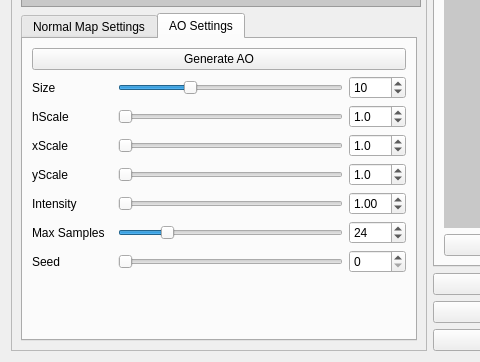
First picture: the form in normalgen_gui/normalgenui.ui, repository MagicRedDeer/NormalGen, before the edit; both pictures show x 0 to 480 and y 442 to 804 of the 974 by 804 pixel window.
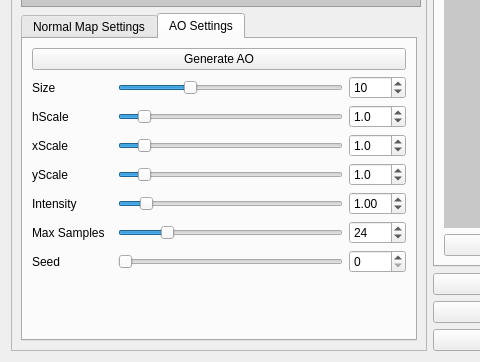
Second picture: the form after the edit.

Commit message: Sliders connected and saving out files

```diff
--- a/normalgen_gui/normalgenui.ui
+++ b/normalgen_gui/normalgenui.ui
@@ -395,6 +395,9 @@
               <property name="maximum">
                <number>100</number>
               </property>
+              <property name="sliderPosition">
+               <number>10</number>
+              </property>
               <property name="tracking">
                <bool>true</bool>
               </property>
@@ -465,6 +468,9 @@
               <property name="maximum">
                <number>100</number>
               </property>
+              <property name="sliderPosition">
+               <number>10</number>
+              </property>
               <property name="tracking">
                <bool>true</bool>
               </property>
@@ -532,6 +538,9 @@
               <property name="maximum">
                <number>100</number>
               </property>
+              <property name="sliderPosition">
+               <number>10</number>
+              </property>
               <property name="tracking">
                <bool>true</bool>
               </property>
@@ -593,6 +602,9 @@
                 <height>0</height>
                </size>
               </property>
+              <property name="sliderPosition">
+               <number>10</number>
+              </property>
               <property name="orientation">
                <enum>Qt::Horizontal</enum>
               </property>
```
Left out of the diff: 6 changed lines with no effect on the pictures. The commit also changes 2 other files.
